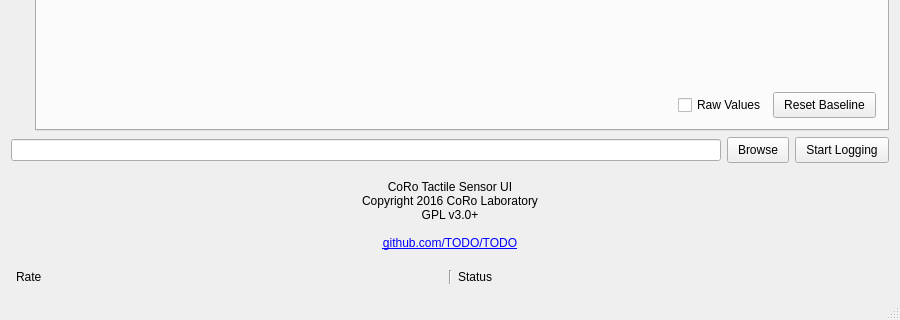
First picture: the form in src/mainwindow.ui, repository hongloan/CoRoSensorUI, before the edit; both pictures show x 0 to 900 and y 380 to 700 of the 900 by 700 pixel window.
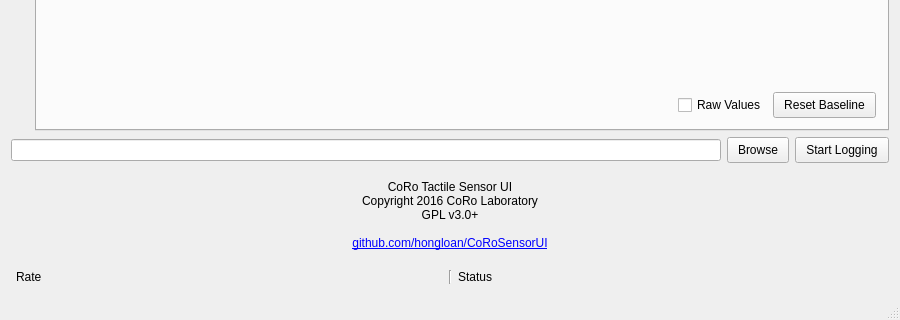
Second picture: the form after the edit.

Commit message: Update github link

The edit to the form file:
```diff
--- a/src/mainwindow.ui
+++ b/src/mainwindow.ui
@@ -57,7 +57,7 @@
        <item row="0" column="0">
         <widget class="QLabel" name="label_2">
          <property name="text">
-          <string>&lt;html&gt;&lt;head/&gt;&lt;body&gt;&lt;p align=&quot;center&quot;&gt;CoRo Tactile Sensor UI&lt;br/&gt;Copyright 2016 CoRo Laboratory&lt;br/&gt;GPL v3.0+&lt;br/&gt;&lt;br/&gt;&lt;a href=&quot;github.com/TODO/TODO&quot;&gt;&lt;span style=&quot; text-decoration: underline; color:#0000ff;&quot;&gt;github.com/TODO/TODO&lt;/span&gt;&lt;/a&gt;&lt;/p&gt;&lt;/body&gt;&lt;/html&gt;</string>
+          <string>&lt;html&gt;&lt;head/&gt;&lt;body&gt;&lt;p align=&quot;center&quot;&gt;CoRo Tactile Sensor UI&lt;br/&gt;Copyright 2016 CoRo Laboratory&lt;br/&gt;GPL v3.0+&lt;br/&gt;&lt;br/&gt;&lt;a href=&quot;https://github.com/hongloan/CoRoSensorUI&quot;&gt;&lt;span style=&quot; text-decoration: underline; color:#0000ff;&quot;&gt;github.com/hongloan/CoRoSensorUI&lt;/span&gt;&lt;/a&gt;&lt;/p&gt;&lt;/body&gt;&lt;/html&gt;</string>
          </property>
          <property name="textFormat">
           <enum>Qt::RichText</enum>
```
